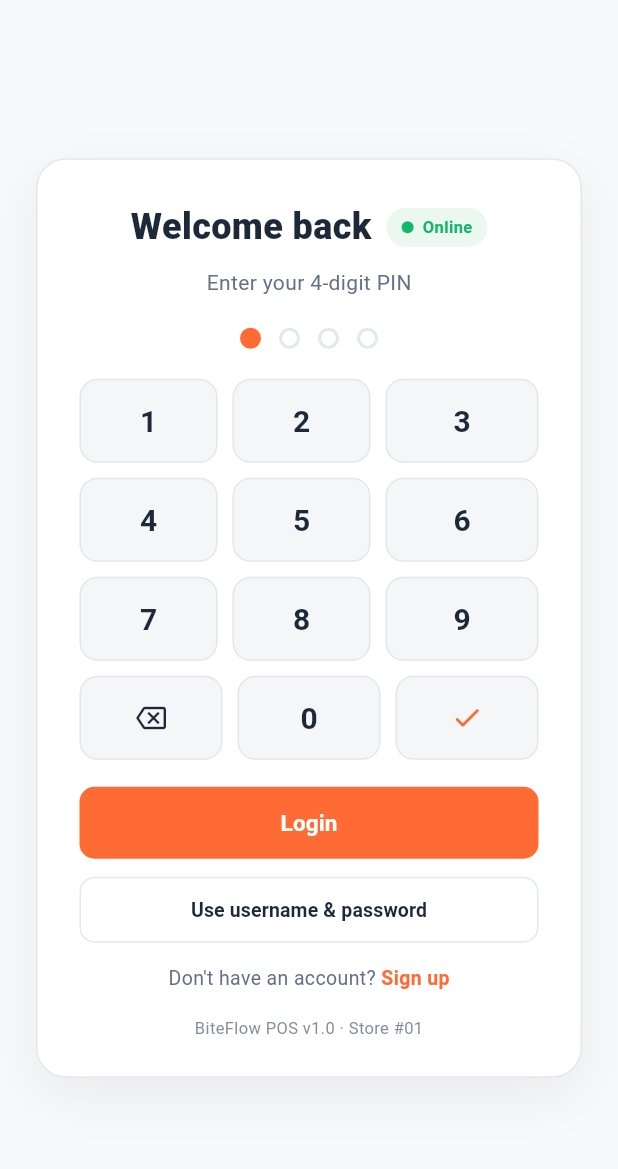
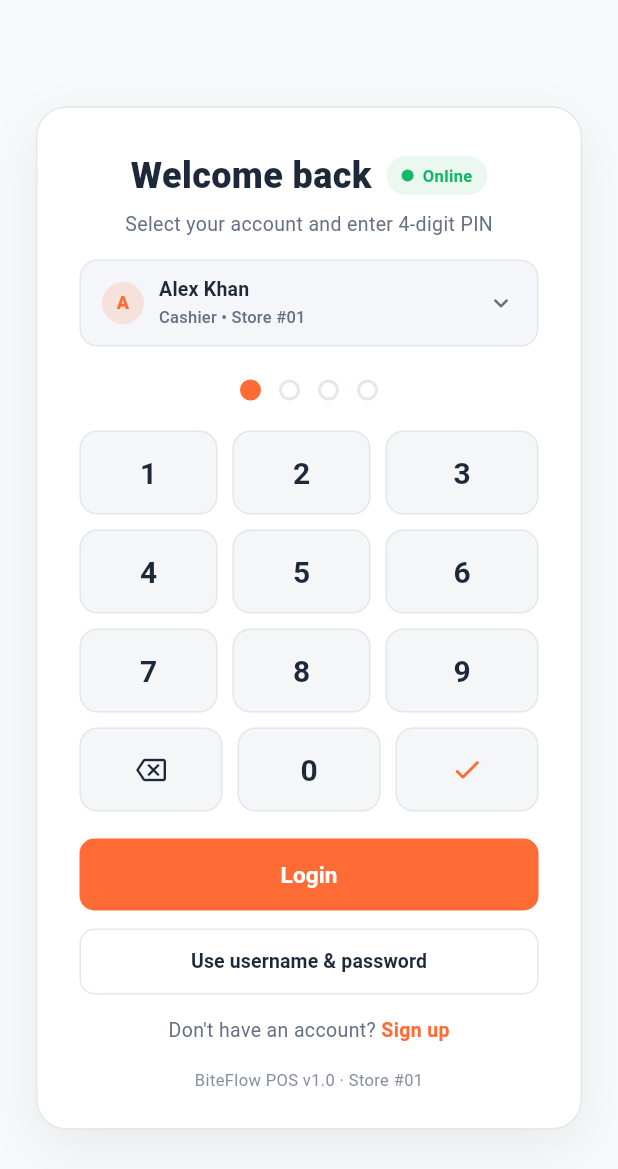
Before and after one commit to akhan110/foodie_pos, a Flutter app: the screen it shows after launch, after a tap on an icon or button, on a phone screen of 412 x 824 dp. Shown: the top 1169 px of the screen. Run offline on Flutter 3.47's test engine with Material 3 defaults, Android fonts, the phone set to English and light mode, and no system bars; our stand-ins replace dio, flutter_easyloading, flutter_svg, get, get_storage, internet_connection_checker_plus; network calls fail; project files that could hold a hidden picture were left out.

Commit message:
Add user selection dropdown on login screen and support unique user accounts with matching PINs

```diff
--- a/lib/modules/login/controllers/login_controller.dart
+++ b/lib/modules/login/controllers/login_controller.dart
@@ -1,6 +1,7 @@
 import 'package:foodiepos/app/constants/storage_keys.dart';
 import 'package:foodiepos/app/routes/app_routes.dart';
 import 'package:foodiepos/app/utils/app_loader.dart';
+import 'package:foodiepos/data/models/cashier_model.dart';
 import 'package:foodiepos/modules/login/repository/login_repository.dart';
 import 'package:foodiepos/services/network/api_exception.dart';
 import 'package:get/get.dart';
@@ -15,6 +16,53 @@ class LoginController extends GetxController {
   final RxString pin = ''.obs;
   final RxString errorMessage = ''.obs;
   final RxBool isLoading = false.obs;
+
+  // Active Cashiers for user selection
+  final RxList<CashierModel> cashiers = <CashierModel>[].obs;
+  final Rx<CashierModel?> selectedCashier = Rx<CashierModel?>(null);
+  final RxBool isLoadingCashiers = false.obs;
+
+  @override
+  void onInit() {
+    super.onInit();
+    loadCashiers();
+  }
+
+  Future<void> loadCashiers() async {
+    try {
+      isLoadingCashiers.value = true;
+      final res = await _loginRepository.getCashiers();
+      if (res.success && res.data != null && res.data!.isNotEmpty) {
+        cashiers.assignAll(res.data!);
+        final savedId = GetStorage().read(StorageKeys.cashierId);
+        final match = cashiers.firstWhereOrNull((c) => c.id == savedId);
+        selectedCashier.value = match ?? cashiers.first;
+      } else {
+        cashiers.assignAll([
+          CashierModel(id: 'alex-khan', name: 'Alex Khan', role: 'Cashier', storeName: 'Store #01', isActive: true),
+          CashierModel(id: 'sarah-smith', name: 'Sarah Smith', role: 'Manager', storeName: 'Store #01', isActive: true),
+          CashierModel(id: 'akhan', name: 'Akhan', role: 'manager', storeName: 'Kucks', isActive: true),
+        ]);
+        selectedCashier.value = cashiers.first;
+      }
+    } catch (e) {
+      cashiers.assignAll([
+        CashierModel(id: 'alex-khan', name: 'Alex Khan', role: 'Cashier', storeName: 'Store #01', isActive: true),
+        CashierModel(id: 'sarah-smith', name: 'Sarah Smith', role: 'Manager', storeName: 'Store #01', isActive: true),
+        CashierModel(id: 'akhan', name: 'Akhan', role: 'manager', storeName: 'Kucks', isActive: true),
+      ]);
+      selectedCashier.value = cashiers.first;
+    } finally {
+      isLoadingCashiers.value = false;
+    }
+  }
+
+  void selectCashier(CashierModel? cashier) {
+    if (cashier != null) {
+      selectedCashier.value = cashier;
+      clearPin();
+    }
+  }
 
   void onNumberPressed(String number) {
     if (isLoading.value) return;
@@ -56,7 +104,10 @@ class LoginController extends GetxController {
       errorMessage.value = '';
       AppLoader.show(status: 'Verifying PIN...');
 
-      final response = await _loginRepository.pinLogin(pin.value);
+      final response = await _loginRepository.pinLogin(
+        pin.value,
+        cashierId: selectedCashier.value?.id,
+      );
 
       if (response.success && response.data != null) {
         final authData = response.data!;
--- a/lib/modules/login/repository/login_repository.dart
+++ b/lib/modules/login/repository/login_repository.dart
@@ -4,7 +4,8 @@ import 'package:foodiepos/services/network/api_request_type.dart';
 import 'package:foodiepos/services/network/network.dart';
 
 abstract class ILoginRepository {
-  Future<BaseResponseModel<AuthDataModel>> pinLogin(String pin);
+  Future<BaseResponseModel<List<CashierModel>>> getCashiers();
+  Future<BaseResponseModel<AuthDataModel>> pinLogin(String pin, {String? cashierId});
   Future<BaseResponseModel<AuthDataModel>> emailLogin({
     required String email,
     required String password,
@@ -28,11 +29,31 @@ class LoginRepository implements ILoginRepository {
   LoginRepository({Network? network}) : _network = network ?? Network.instance;
 
   @override
-  Future<BaseResponseModel<AuthDataModel>> pinLogin(String pin) async {
+  Future<BaseResponseModel<List<CashierModel>>> getCashiers() async {
+    return await _network.apiRequest<List<CashierModel>>(
+      requestType: ApiRequestType.get,
+      endPoint: '/api/v1/auth/cashiers',
+      isBearerRequired: false,
+      parser: (data) {
+        if (data is List) {
+          return data
+              .map((item) => CashierModel.fromJson(Map<String, dynamic>.from(item as Map)))
+              .toList();
+        }
+        return [];
+      },
+    );
+  }
+
+  @override
+  Future<BaseResponseModel<AuthDataModel>> pinLogin(String pin, {String? cashierId}) async {
     return await _network.apiRequest<AuthDataModel>(
       requestType: ApiRequestType.post,
       endPoint: '/api/v1/auth/pin-login',
-      requestData: {'pin': pin.trim()},
+      requestData: {
+        'pin': pin.trim(),
+        if (cashierId != null && cashierId.isNotEmpty) 'cashier_id': cashierId.trim(),
+      },
       isBearerRequired: false,
       parser: (data) {
         if (data is Map<String, dynamic>) {
--- a/lib/modules/login/views/login_view.dart
+++ b/lib/modules/login/views/login_view.dart
@@ -3,6 +3,7 @@ import 'package:flutter_svg/flutter_svg.dart';
 import 'package:foodiepos/app/routes/app_routes.dart';
 import 'package:foodiepos/app/theme/app_colors.dart';
 import 'package:foodiepos/app/widgets/custom_text_widget.dart';
+import 'package:foodiepos/data/models/cashier_model.dart';
 import 'package:foodiepos/modules/shell/controllers/connectivity_controller.dart';
 import 'package:get/get.dart';
 
@@ -194,14 +195,95 @@ class LoginView extends GetView<LoginController> {
             ],
           ),
 
-          const SizedBox(height: 10),
+          const SizedBox(height: 6),
 
           CustomTextWidget(
-            'Enter your 4-digit PIN',
-            style: TextStyle(fontSize: 14, color: colors.onSurfaceVariant),
+            'Select your account and enter 4-digit PIN',
+            style: TextStyle(fontSize: 13, color: colors.onSurfaceVariant),
           ),
 
-          const SizedBox(height: 20),
+          // CASHIER / USER SELECTION DROPDOWN
+          Obx(() {
+            final selected = controller.selectedCashier.value;
+            final cashiers = controller.cashiers;
+
+            if (cashiers.isEmpty) {
+              return const SizedBox(height: 10);
+            }
+
+            return Container(
+              margin: const EdgeInsets.only(top: 14, bottom: 10),
+              padding: const EdgeInsets.symmetric(horizontal: 14, vertical: 4),
+              decoration: BoxDecoration(
+                color: isDark ? const Color(0xFF252A36) : const Color(0xFFF4F6F9),
+                borderRadius: BorderRadius.circular(12),
+                border: Border.all(
+                  color: isDark ? const Color(0xFF2D333F) : Theme.of(context).dividerColor,
+                ),
+              ),
+              child: DropdownButtonHideUnderline(
+                child: DropdownButton<CashierModel>(
+                  value: cashiers.contains(selected) ? selected : cashiers.first,
+                  isExpanded: true,
+                  icon: Icon(
+                    Icons.keyboard_arrow_down_rounded,
+                    color: colors.onSurfaceVariant,
+                    size: 20,
+                  ),
+                  dropdownColor: isDark ? const Color(0xFF1E222B) : Colors.white,
+                  borderRadius: BorderRadius.circular(12),
+                  onChanged: controller.selectCashier,
+                  items: cashiers.map((cashier) {
+                    return DropdownMenuItem<CashierModel>(
+                      value: cashier,
+                      child: Row(
+                        children: [
+                          CircleAvatar(
+                            radius: 14,
+                            backgroundColor: AppColors.primary.withValues(alpha: 0.15),
+                            child: CustomTextWidget(
+                              cashier.name.isNotEmpty ? cashier.name[0].toUpperCase() : 'U',
+                              style: const TextStyle(
+                                fontSize: 12,
+                                fontWeight: FontWeight.w800,
+                                color: AppColors.primary,
+                              ),
+                            ),
+                          ),
+                          const SizedBox(width: 10),
+                          Expanded(
+                            child: Column(
+                              mainAxisAlignment: MainAxisAlignment.center,
+                              crossAxisAlignment: CrossAxisAlignment.start,
+                              children: [
+                                CustomTextWidget(
+                                  cashier.name,
+                                  style: TextStyle(
+                                    fontSize: 13,
+                                    fontWeight: FontWeight.w700,
+                                    color: colors.onSurface,
+                                  ),
+                                ),
+                                CustomTextWidget(
+                                  '${cashier.role.capitalizeFirst ?? cashier.role} • ${cashier.storeName}',
+                                  style: TextStyle(
+                                    fontSize: 11,
+                                    color: colors.onSurfaceVariant,
+                                  ),
+                                ),
+                              ],
+                            ),
+                          ),
+                        ],
+                      ),
+                    );
+                  }).toList(),
+                ),
+              ),
+            );
+          }),
+
+          const SizedBox(height: 12),
 
           // PIN INDICATOR DOTS
           Obx(
```
Also changed, not shown: 4 other files.
